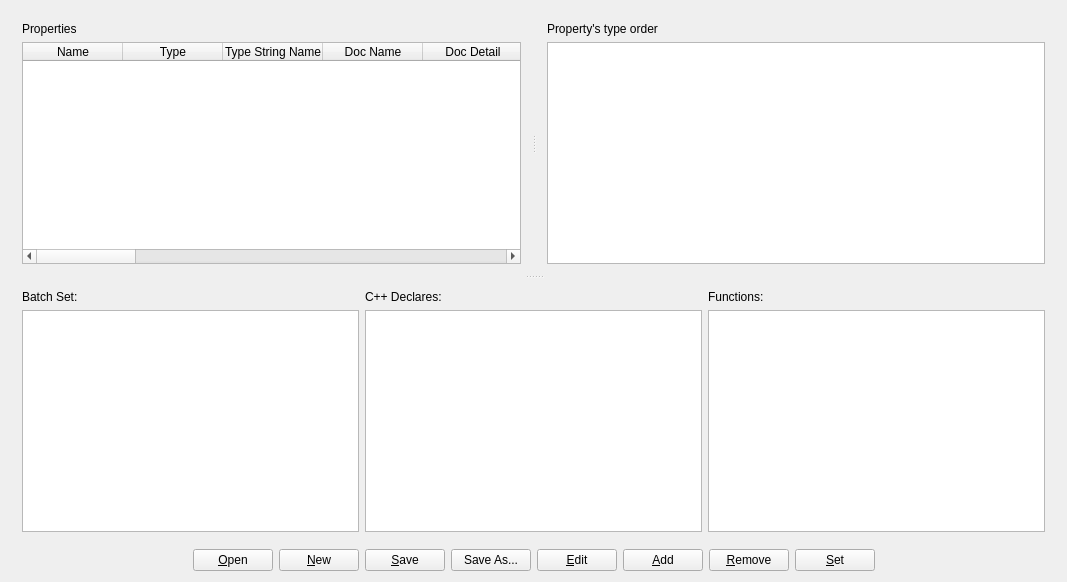
Before: the Qt Designer form widget.ui in panuins/QtPropertyCodeGenerator, drawn with Qt 5.
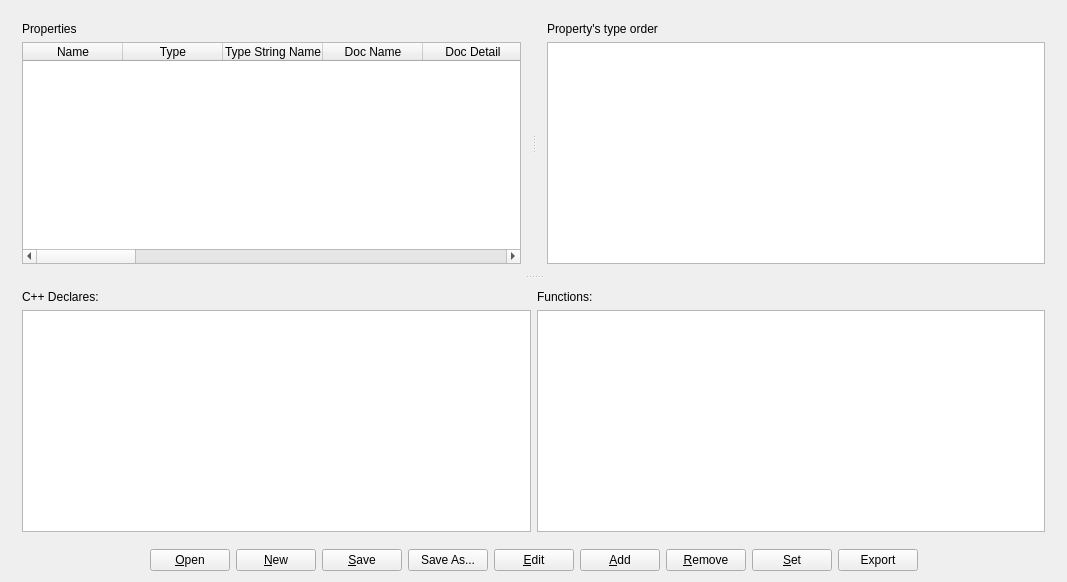
After: the same form once the commit is applied.

```diff
--- a/widget.ui
+++ b/widget.ui
@@ -171,21 +171,21 @@
      </widget>
      <widget class="QWidget" name="layoutWidget">
       <layout class="QGridLayout" name="gridLayout">
-       <item row="1" column="2">
-        <widget class="QTextBrowser" name="textBrowserFunctions">
-         <property name="readOnly">
-          <bool>false</bool>
-         </property>
-        </widget>
-       </item>
        <item row="1" column="1">
+        <widget class="QTextBrowser" name="textBrowserFunctions">
+         <property name="readOnly">
+          <bool>false</bool>
+         </property>
+        </widget>
+       </item>
+       <item row="1" column="0">
         <widget class="QTextBrowser" name="textBrowserCppDeclares">
          <property name="readOnly">
           <bool>false</bool>
          </property>
         </widget>
        </item>
-       <item row="0" column="2">
+       <item row="0" column="1">
         <widget class="QLabel" name="labelFunctions">
          <property name="sizePolicy">
           <sizepolicy hsizetype="Fixed" vsizetype="Fixed">
@@ -198,7 +198,7 @@
          </property>
         </widget>
        </item>
-       <item row="0" column="1">
+       <item row="0" column="0">
         <widget class="QLabel" name="labelCppDeclares">
          <property name="sizePolicy">
           <sizepolicy hsizetype="Fixed" vsizetype="Fixed">
@@ -211,26 +211,6 @@
          </property>
         </widget>
        </item>
-       <item row="0" column="0">
-        <widget class="QLabel" name="labelBatchSet">
-         <property name="sizePolicy">
-          <sizepolicy hsizetype="Fixed" vsizetype="Fixed">
-           <horstretch>0</horstretch>
-           <verstretch>0</verstretch>
-          </sizepolicy>
-         </property>
-         <property name="text">
-          <string>Batch Set:</string>
-         </property>
-        </widget>
-       </item>
-       <item row="1" column="0">
-        <widget class="QTextBrowser" name="textBrowserBatchSet">
-         <property name="readOnly">
-          <bool>false</bool>
-         </property>
-        </widget>
-       </item>
       </layout>
      </widget>
     </widget>
@@ -306,6 +286,13 @@
        </property>
       </widget>
      </item>
+     <item>
+      <widget class="QPushButton" name="pushButtonExportClass">
+       <property name="text">
+        <string>Export</string>
+       </property>
+      </widget>
+     </item>
      <item>
       <spacer name="horizontalSpacer_2">
        <property name="orientation">
```
Left out of the diff: 1 changed line with no effect on the pictures.
